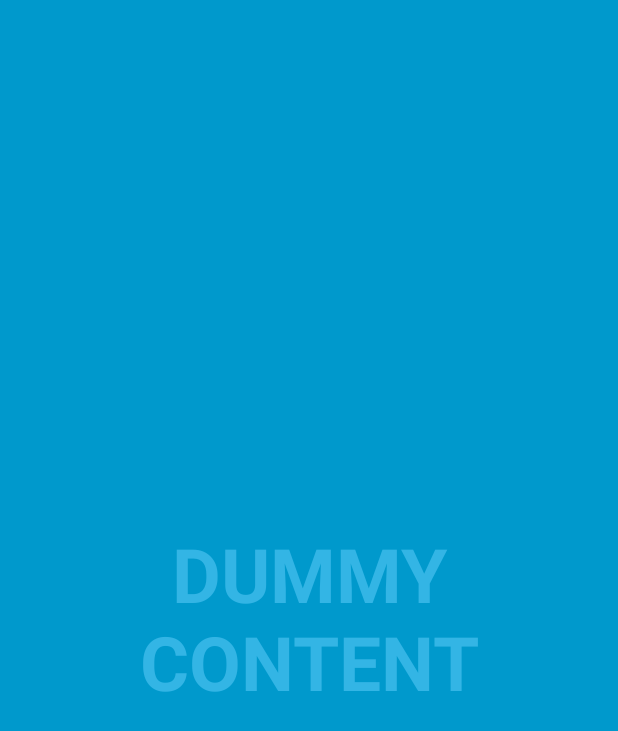
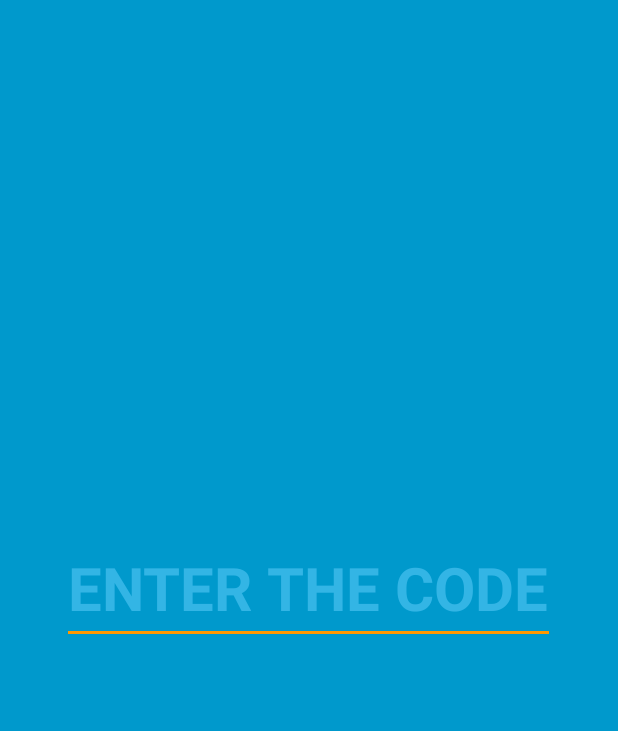
Before and after one commit to tdwebster/hack_cambridge, an Android app: the screen it shows after launch (StartActivity), on a phone screen of 412 x 824 dp. Shown: the top 731 px of the screen. Run offline under Robolectric (Android 15) with nearby library versions, the phone set to English and light mode, and no system bars; our stand-ins replace Firebase (no records; nobody signed in at launch, a user with empty details on screens opened directly).

Commit message:
Initial start screen implementation
Also set up Firebase.

```diff
--- a/android/HackCambridge2017/app/build.gradle
+++ b/android/HackCambridge2017/app/build.gradle
@@ -26,5 +26,10 @@ dependencies {
     })
     compile 'com.android.support:appcompat-v7:25.1.0'
     compile 'com.android.support:support-v4:25.1.0'
+    compile 'com.google.firebase:firebase-database:10.0.1'
     testCompile 'junit:junit:4.12'
 }
+
+
+
+apply plugin: 'com.google.gms.google-services'
--- a/android/HackCambridge2017/app/src/main/java/com/gmail/senokt16/inoculus/StartActivity.java
+++ b/android/HackCambridge2017/app/src/main/java/com/gmail/senokt16/inoculus/StartActivity.java
@@ -1,87 +1,25 @@
 package com.gmail.senokt16.inoculus;
 
-import android.annotation.SuppressLint;
-import android.support.v7.app.ActionBar;
+import android.content.Intent;
 import android.support.v7.app.AppCompatActivity;
 import android.os.Bundle;
-import android.os.Handler;
-import android.view.MotionEvent;
+import android.text.Editable;
+import android.text.TextWatcher;
 import android.view.View;
+import android.widget.EditText;
+import android.widget.ProgressBar;
 
-/**
- * An example full-screen activity that shows and hides the system UI (i.e.
- * status bar and navigation/system bar) with user interaction.
- */
+import com.google.firebase.database.DataSnapshot;
+import com.google.firebase.database.DatabaseError;
+import com.google.firebase.database.DatabaseReference;
+import com.google.firebase.database.FirebaseDatabase;
+import com.google.firebase.database.ValueEventListener;
+
 public class StartActivity extends AppCompatActivity {
-    /**
-     * Whether or not the system UI should be auto-hidden after
-     * {@link #AUTO_HIDE_DELAY_MILLIS} milliseconds.
-     */
-    private static final boolean AUTO_HIDE = true;
 
-    /**
-     * If {@link #AUTO_HIDE} is set, the number of milliseconds to wait after
-     * user interaction before hiding the system UI.
-     */
-    private static final int AUTO_HIDE_DELAY_MILLIS = 3000;
-
-    /**
-     * Some older devices needs a small delay between UI widget updates
-     * and a change of the status and navigation bar.
-     */
-    private static final int UI_ANIMATION_DELAY = 300;
-    private final Handler mHideHandler = new Handler();
-    private View mContentView;
-    private final Runnable mHidePart2Runnable = new Runnable() {
-        @SuppressLint("InlinedApi")
-        @Override
-        public void run() {
-            // Delayed removal of status and navigation bar
-
-            // Note that some of these constants are new as of API 16 (Jelly Bean)
-            // and API 19 (KitKat). It is safe to use them, as they are inlined
-            // at compile-time and do nothing on earlier devices.
-            mContentView.setSystemUiVisibility(View.SYSTEM_UI_FLAG_LOW_PROFILE
-                    | View.SYSTEM_UI_FLAG_FULLSCREEN
-                    | View.SYSTEM_UI_FLAG_LAYOUT_STABLE
-                    | View.SYSTEM_UI_FLAG_IMMERSIVE_STICKY
-                    | View.SYSTEM_UI_FLAG_LAYOUT_HIDE_NAVIGATION
-                    | View.SYSTEM_UI_FLAG_HIDE_NAVIGATION);
-        }
-    };
-    private View mControlsView;
-    private final Runnable mShowPart2Runnable = new Runnable() {
-        @Override
-        public void run() {
-            // Delayed display of UI elements
-            ActionBar actionBar = getSupportActionBar();
-            if (actionBar != null) {
-                actionBar.show();
-            }
-            mControlsView.setVisibility(View.VISIBLE);
-        }
-    };
-    private boolean mVisible;
-    private final Runnable mHideRunnable = new Runnable() {
-        @Override
-        public void run() {
-            hide();
-        }
-    };
-    /**
-     * Touch listener to use for in-layout UI controls to delay hiding the
-     * system UI. This is to prevent the jarring behavior of controls going away
-     * while interacting with activity UI.
-     */
-    private final View.OnTouchListener mDelayHideTouchListener = new View.OnTouchListener() {
-        @Override
-        public boolean onTouch(View view, MotionEvent motionEvent) {
-            if (AUTO_HIDE) {
-                delayedHide(AUTO_HIDE_DELAY_MILLIS);
-            }
-            return false;
-        }
-    };
+    EditText codeText;
+    ProgressBar loading;
+    DatabaseReference ref = FirebaseDatabase.getInstance().getReference("/session/");
 
     @Override
     protected void onCreate(Bundle savedInstanceState) {
@@ -89,75 +27,71 @@ public class StartActivity extends AppCompatActivity {
 
         setContentView(R.layout.activity_start);
 
-        mVisible = true;
-        mControlsView = findViewById(R.id.fullscreen_content_controls);
-        mContentView = findViewById(R.id.fullscreen_content);
+        codeText = (EditText) findViewById(R.id.code);
+        loading = (ProgressBar) findViewById(R.id.loading);
+        setLoading(false);
 
+        //Hides the notification bar
+        codeText.setSystemUiVisibility(View.SYSTEM_UI_FLAG_LOW_PROFILE
+                | View.SYSTEM_UI_FLAG_FULLSCREEN
+                | View.SYSTEM_UI_FLAG_LAYOUT_STABLE
+                | View.SYSTEM_UI_FLAG_IMMERSIVE_STICKY
+                | View.SYSTEM_UI_FLAG_LAYOUT_HIDE_NAVIGATION
+                | View.SYSTEM_UI_FLAG_HIDE_NAVIGATION);
 
-        // Set up the user interaction to manually show or hide the system UI.
-        mContentView.setOnClickListener(new View.OnClickListener() {
+        codeText.addTextChangedListener(new TextWatcher() {
             @Override
-            public void onClick(View view) {
-                toggle();
+            public void beforeTextChanged(CharSequence charSequence, int i, int i1, int i2) {
+            }
+
+            @Override
+            public void onTextChanged(CharSequence charSequence, int i, int i1, int i2) {
+            }
+
+            @Override
+            public void afterTextChanged(Editable editable) {
+                final String text = editable.toString();
+                if (text.length() == 6) {
+                    setLoading(true);
+                    ref.child(text).addListenerForSingleValueEvent(new ValueEventListener() {
+                        @Override
+                        public void onDataChange(DataSnapshot dataSnapshot) {
+                            if (dataSnapshot.exists()) {
+                                setLoading(false);
+                                Intent i = new Intent(StartActivity.this, BuilderActivity.class);
+                                i.putExtra("code", text);
+                                //TODO: Do transition animation for the code.
+                                startActivity(i);
+                            } else {
+                                setLoading(false);
+                                setMessageAndClear("TRY AGAIN");
+                            }
+                        }
+
+                        @Override
+                        public void onCancelled(DatabaseError databaseError) {
+                            setLoading(false);
+                            setMessageAndClear("NO CONNECTION");
+                        }
+                    });
+                }
             }
         });
-
-        // Upon interacting with UI controls, delay any scheduled hide()
-        // operations to prevent the jarring behavior of controls going away
-        // while interacting with the UI.
-        findViewById(R.id.dummy_button).setOnTouchListener(mDelayHideTouchListener);
     }
 
-    @Override
-    protected void onPostCreate(Bundle savedInstanceState) {
-        super.onPostCreate(savedInstanceState);
-
-        // Trigger the initial hide() shortly after the activity has been
-        // created, to briefly hint to the user that UI controls
-        // are available.
-        delayedHide(100);
-    }
-
-    private void toggle() {
-        if (mVisible) {
-            hide();
+    private void setLoading(boolean b) {
+        if (b) {
+            loading.setVisibility(View.VISIBLE);
+            codeText.setEnabled(false);
         } else {
-            show();
+            loading.setVisibility(View.INVISIBLE);
+            codeText.setEnabled(true);
         }
     }
 
-    private void hide() {
-        // Hide UI first
-        ActionBar actionBar = getSupportActionBar();
-        if (actionBar != null) {
-            actionBar.hide();
-        }
-        mControlsView.setVisibility(View.GONE);
-        mVisible = false;
-
-        // Schedule a runnable to remove the status and navigation bar after a delay
-        mHideHandler.removeCallbacks(mShowPart2Runnable);
-        mHideHandler.postDelayed(mHidePart2Runnable, UI_ANIMATION_DELAY);
+    private void setMessageAndClear(String msg) {
+        codeText.setText("");
+        codeText.setHint(msg);
     }
 
-    @SuppressLint("InlinedApi")
-    private void show() {
-        // Show the system bar
-        mContentView.setSystemUiVisibility(View.SYSTEM_UI_FLAG_LAYOUT_FULLSCREEN
-                | View.SYSTEM_UI_FLAG_LAYOUT_HIDE_NAVIGATION);
-        mVisible = true;
-
-        // Schedule a runnable to display UI elements after a delay
-        mHideHandler.removeCallbacks(mHidePart2Runnable);
-        mHideHandler.postDelayed(mShowPart2Runnable, UI_ANIMATION_DELAY);
-    }
-
-    /**
-     * Schedules a call to hide() in [delay] milliseconds, canceling any
-     * previously scheduled calls.
-     */
-    private void delayedHide(int delayMillis) {
-        mHideHandler.removeCallbacks(mHideRunnable);
-        mHideHandler.postDelayed(mHideRunnable, delayMillis);
-    }
 }
--- a/android/HackCambridge2017/app/src/main/res/layout/activity_start.xml
+++ b/android/HackCambridge2017/app/src/main/res/layout/activity_start.xml
@@ -8,43 +8,33 @@
     <!-- The primary full-screen view. This can be replaced with whatever view
          is needed to present your content, e.g. VideoView, SurfaceView,
          TextureView, etc. -->
-    <TextView
-        android:id="@+id/fullscreen_content"
+    <LinearLayout
         android:layout_width="match_parent"
-        android:layout_height="match_parent"
-        android:gravity="center"
-        android:keepScreenOn="true"
-        android:text="@string/dummy_content"
-        android:textColor="#33b5e5"
-        android:textSize="50sp"
-        android:textStyle="bold" />
+        android:layout_height="wrap_content"
+        android:layout_gravity="center_vertical"
+        android:orientation="vertical">
 
-    <!-- This FrameLayout insets its children based on system windows using
-         android:fitsSystemWindows. -->
-    <FrameLayout
-        android:layout_width="match_parent"
-        android:layout_height="match_parent"
-        android:fitsSystemWindows="true">
+        <EditText
+            android:id="@+id/code"
+            android:layout_width="wrap_content"
+            android:layout_height="wrap_content"
+            android:layout_gravity="center_horizontal"
+            android:gravity="center"
+            android:keepScreenOn="true"
+            android:textColorHint="#33b5e5"
+            android:hint="ENTER THE CODE"
+            android:textColor="#33b5e5"
+            android:textSize="40sp"
+            android:textStyle="bold" />
 
-        <LinearLayout
-            android:id="@+id/fullscreen_content_controls"
-            style="?metaButtonBarStyle"
-            android:layout_width="match_parent"
-            android:layout_height="wrap_content"
-            android:layout_gravity="bottom|center_horizontal"
-            android:background="@color/black_overlay"
-            android:orientation="horizontal"
-            tools:ignore="UselessParent">
+        <ProgressBar
+            android:id="@+id/loading"
+            android:layout_gravity="center_horizontal"
+            android:layout_width="40dp"
+            android:layout_height="40dp"
+            android:indeterminate="true"
+            android:indeterminateTint="#88FFFFFF"/>
 
-            <Button
-                android:id="@+id/dummy_button"
-                style="?metaButtonBarButtonStyle"
-                android:layout_width="0dp"
-                android:layout_height="wrap_content"
-                android:layout_weight="1"
-                android:text="@string/dummy_button" />
-
-        </LinearLayout>
-    </FrameLayout>
+    </LinearLayout>
 
 </FrameLayout>
--- a/android/HackCambridge2017/app/src/main/res/values/colors.xml
+++ b/android/HackCambridge2017/app/src/main/res/values/colors.xml
@@ -2,7 +2,7 @@
 <resources>
     <color name="colorPrimary">#3F51B5</color>
     <color name="colorPrimaryDark">#303F9F</color>
-    <color name="colorAccent">#FF4081</color>
+    <color name="colorAccent">#FF9800</color>
 
     <color name="black_overlay">#66000000</color>
 </resources>
--- a/android/HackCambridge2017/app/src/main/res/values/strings.xml
+++ b/android/HackCambridge2017/app/src/main/res/values/strings.xml
@@ -3,4 +3,6 @@
 
     <string name="dummy_button">Dummy Button</string>
     <string name="dummy_content">DUMMY\nCONTENT</string>
+
+    <string name="title_activity_builder">BuilderActivity</string>
 </resources>
--- a/android/HackCambridge2017/app/src/main/res/values/styles.xml
+++ b/android/HackCambridge2017/app/src/main/res/values/styles.xml
@@ -1,7 +1,7 @@
 <resources>
 
     <!-- Base application theme. -->
-    <style name="AppTheme" parent="Theme.AppCompat.Light.DarkActionBar">
+    <style name="AppTheme" parent="Theme.AppCompat.Light.NoActionBar">
         <!-- Customize your theme here. -->
         <item name="colorPrimary">@color/colorPrimary</item>
         <item name="colorPrimaryDark">@color/colorPrimaryDark</item>
--- a/android/HackCambridge2017/build.gradle
+++ b/android/HackCambridge2017/build.gradle
@@ -9,6 +9,7 @@ buildscript {
 
         // NOTE: Do not place your application dependencies here; they belong
         // in the individual module build.gradle files
+        classpath 'com.google.gms:google-services:3.0.0'
     }
 }
 
```
Also changed, not shown: android/HackCambridge2017/app/src/main/AndroidManifest.xml (+10 -0 lines), android/HackCambridge2017/app/src/main/java/com/gmail/senokt16/inoculus/BuilderActivity.java (added, +180 -0 lines), android/HackCambridge2017/app/src/main/res/layout/activity_builder.xml (added, +50 -0 lines), 2 other files.
